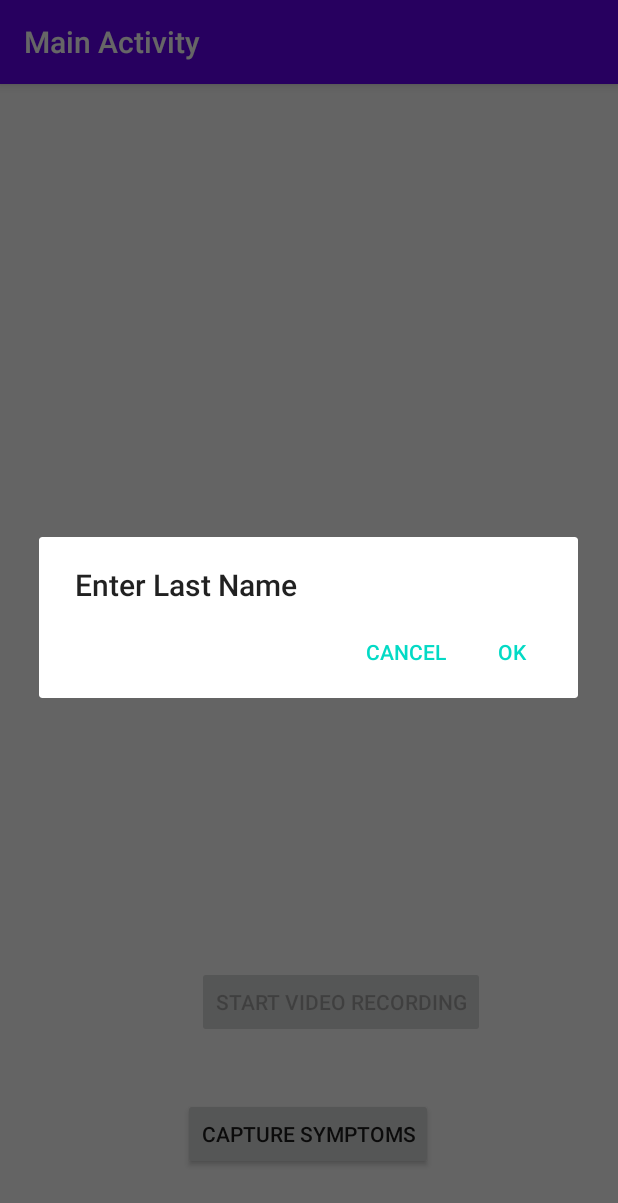
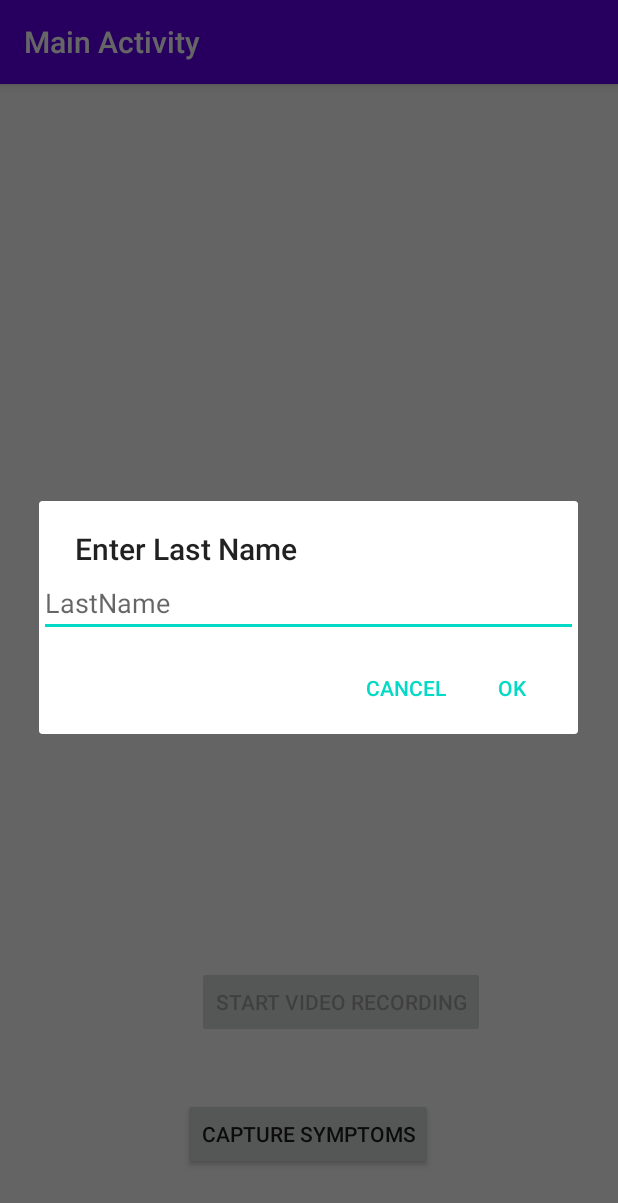
Before and after one commit to PraveenMathew92/covid-tracker-android-app, an Android app: the screen it shows after launch (MainActivity), after a tap on "CAPTURE SYMPTOMS", on a phone screen of 412 x 824 dp. Shown: the top 1203 px of the screen. Run offline under Robolectric (Android 15) with nearby library versions, the phone set to English and light mode, and no system bars.

Commit message:
Get Input from the dialog

```diff
--- a/app/src/main/java/com/example/myfirstandroidapp/MainActivity.java
+++ b/app/src/main/java/com/example/myfirstandroidapp/MainActivity.java
@@ -15,8 +15,10 @@ import android.os.Bundle;
 import android.os.Environment;
 import android.os.StrictMode;
 import android.provider.MediaStore;
+import android.text.InputType;
 import android.view.View;
 import android.widget.Button;
+import android.widget.EditText;
 import android.widget.Toast;
 
 import java.io.File;
@@ -109,15 +111,21 @@ public class MainActivity extends AppCompatActivity {
 
         Button captureSymptoms = (Button) findViewById(R.id.captureSymptoms);
         final AlertDialog.Builder alertDialogBuilder = new AlertDialog.Builder(this);
+        final EditText inputField = new EditText(this);
+        inputField.setInputType(InputType.TYPE_CLASS_TEXT);
+        inputField.setHint("LastName");
+
         captureSymptoms.setOnClickListener(new View.OnClickListener() {
             @Override
-            public void onClick(View view) {
+            public void onClick(final View view) { inputField.setInputType(InputType.TYPE_CLASS_TEXT);
                 alertDialogBuilder
                         .setTitle("Enter Last Name")
+                        .setView(inputField)
                         .setPositiveButton("OK", new DialogInterface.OnClickListener() {
                             @Override
                             public void onClick(DialogInterface dialog, int which) {
-                                Toast.makeText(getApplicationContext(), "Clicked Positive", Toast.LENGTH_SHORT)
+                                String name = inputField.getText().toString();
+                                Toast.makeText(getApplicationContext(), "Saved name " + name, Toast.LENGTH_SHORT)
                                         .show();
                             }
                         })
--- a/app/src/main/res/values/strings.xml
+++ b/app/src/main/res/values/strings.xml
@@ -2,4 +2,5 @@
     <string name="app_name">My First Android APp</string>
     <string name="capture_symptoms">Capture Symptoms</string>
     <string name="start_video_recording">Start Video Recording</string>
+    <string name="last_name">LastName</string>
 </resources>
```
Also changed, not shown: app/src/main/res/layout/last_name_dialog.xml (added, +16 -0 lines).
